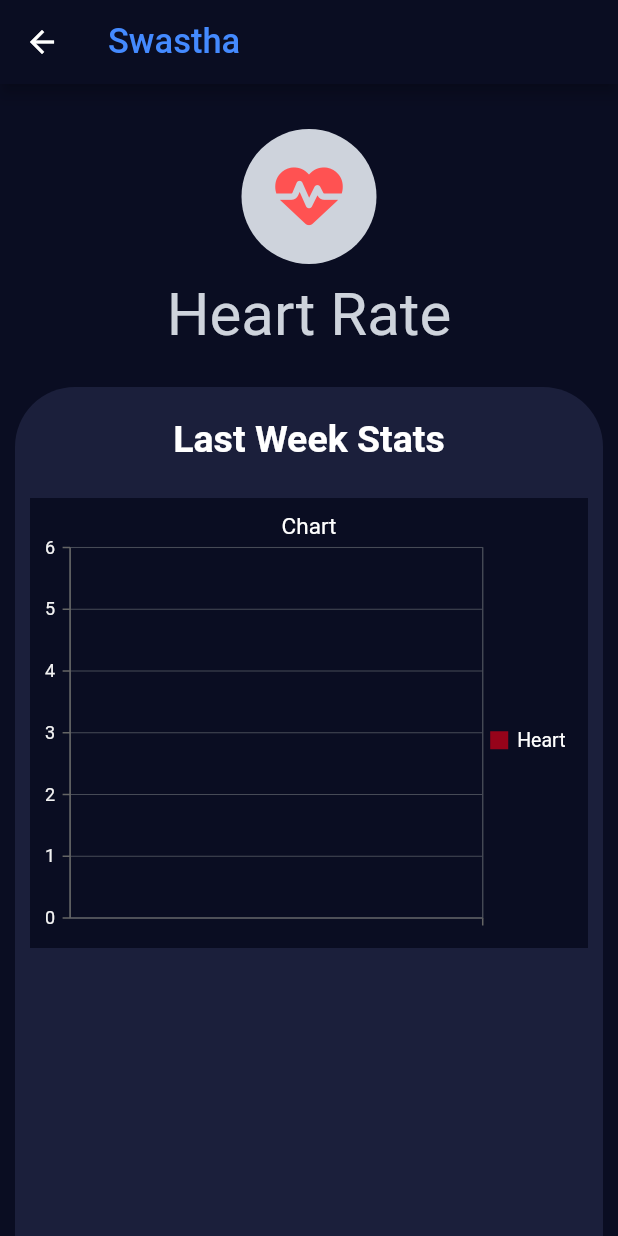
After one commit to ASE-Team-Project/Swastha, a Flutter app: the Dashboard screen opened directly, after a tap on "bpm", on a phone screen of 412 x 824 dp. The commit adds this screen. Run offline on Flutter 3.47's test engine with Material 2 defaults, Android fonts, the phone set to English and light mode, and no system bars; our stand-ins replace animated_text_kit, cached_network_image, cloud_firestore, dio, firebase_auth, firebase_core and 8 more; missing offline and left inert: async_task, compute, flutter_isolate, health; accounts and stored records are empty; network calls fail; Roboto replaces fonts that are missing (FredokaOne, Lobster).

Commit message:
Developed Dashboard drilldown features For Heart Rate

```diff
--- a/lib/dashboard.dart
+++ b/lib/dashboard.dart
@@ -5,6 +5,7 @@ import 'package:flutter/material.dart';
 import 'package:font_awesome_flutter/font_awesome_flutter.dart';
 import 'package:shared_preferences/shared_preferences.dart';
 import 'package:swastha/moreInfo.dart';
+import 'package:swastha/moreInfoHeart.dart';
 import 'package:swastha/moreInfoSleeps.dart';
 import 'package:swastha/moreInfoSpo2.dart';
 import 'package:swastha/moreInfoSteps.dart';
@@ -220,6 +221,56 @@ class _DashboardState extends State<Dashboard> {
     });
   }
 
+  // fetchCalorie() {
+  //   StreamBuilder<QuerySnapshot>(
+  //       stream: FirebaseFirestore.instance
+  //           .collection("data")
+  //           .doc(id)
+  //           .collection(id)
+  //           // .orderBy("timestamp", descending: true)
+  //           // .limit(10)
+  //           .snapshots(),
+  //       builder: (context, snapshot) {
+  //         if (!snapshot.hasData) {
+  //           print("Snapshot is empty");
+  //         } else {
+  //           calorie = snapshot.data!.docs[2]["value"];
+  //           // final values = snapshot.data!.docs.reversed;
+  //           //
+  //           // for (var value in values) {
+  //           //   final message = value.data();
+  //           //   print("from dashboard:" + message.toString());
+  //           // }
+  //
+  //           return Text("");
+  //         }
+  //
+  //         setState(() {
+  //           calorie = snapshot.data!.docs[0]["value"];
+  //         });
+  //         return Text("");
+  //       });
+  // }
+
+  // Future<dynamic> getCalorie() async {
+  //   dynamic val = "";
+  //   final CollectionReference ref =
+  //       FirebaseFirestore.instance.collection("data").doc(id).collection(id);
+  //   // QuerySnapshot snapshot =
+  //   //     await ref.orderBy("timestamp", descending: true).limit(1).get();
+  //   await ref
+  //       .orderBy('timestamp', descending: true)
+  //       .limit(1)
+  //       .get()
+  //       .then((value) async {
+  //     val = value;
+  //   });
+  //
+  //   setState(() {
+  //     calorie = val["value"].toString();
+  //   });
+  //   print("From Dashboard:" + calorie);
+  // }
   //Pull to Refresh
   Future<void> _pullRefresh() async {
     HealthApp healthobj = new HealthApp();
@@ -303,7 +354,14 @@ class _DashboardState extends State<Dashboard> {
                 Row(
                   children: [
                     //Heart Rate Card
-                    Container(
+                    GestureDetector(
+                      onTap: () {
+                        Navigator.push(
+                            context,
+                            MaterialPageRoute(
+                                builder: (context) => MoreInfoHeart()));
+                      },
+                      child: Container(
                         margin: const EdgeInsets.all(10.0),
                         height: 250.0,
                         width: 160.0,
@@ -356,6 +414,7 @@ class _DashboardState extends State<Dashboard> {
                                   fontSize: 18.0, fontWeight: FontWeight.bold),
                             ),
                           ],
+                        ),
                       ),
                     ),
 
--- /dev/null
+++ b/lib/moreInfoHeart.dart
@@ -0,0 +1,224 @@
+import 'package:cloud_firestore/cloud_firestore.dart';
+import 'package:flutter/material.dart';
+import 'package:font_awesome_flutter/font_awesome_flutter.dart';
+import 'package:shared_preferences/shared_preferences.dart';
+import 'profile.dart';
+import 'constants.dart';
+import 'package:syncfusion_flutter_charts/charts.dart';
+import 'package:syncfusion_flutter_charts/sparkcharts.dart';
+
+class MoreInfoHeart extends StatefulWidget {
+  const MoreInfoHeart({Key? key}) : super(key: key);
+
+  @override
+  State<MoreInfoHeart> createState() => _MoreInfoHeartState();
+}
+
+class _MoreInfoHeartState extends State<MoreInfoHeart> {
+  String timeStamp = "";
+  String value = "";
+  int count = 0;
+  late ZoomPanBehavior _zoomPanBehavior;
+
+  List<PastSpo2> heart = [];
+  //
+  // List<PastSpo2> result = <PastSpo2>[]; //Hash Map for the Graph
+  @override
+  void initState() {
+    _zoomPanBehavior = ZoomPanBehavior(
+        zoomMode: ZoomMode.x,
+        enablePanning: true,
+        maximumZoomLevel: 0.5,
+        // Enables pinch zooming
+        enablePinching: true);
+    // TODO: implement initState
+    super.initState();
+    readData();
+  }
+
+  void readData() async {
+    print("readDate");
+    SharedPreferences preferences = await SharedPreferences.getInstance();
+    String id = preferences.getString("id")!;
+    print("id " + id);
+
+    var ref = FirebaseFirestore.instance
+        .collection('data')
+        .doc(id)
+        .collection("BLOOD_OXYGEN");
+
+    DateTime past7days = new DateTime(
+      DateTime.now().year,
+      DateTime.now().month,
+      DateTime.now().day - 7,
+    );
+    String past = past7days.millisecondsSinceEpoch.toString();
+    final last7day = await ref.where("timestamp", isGreaterThan: past).get();
+    List x = [];
+    List y = [];
+    DateTime plottime;
+
+    last7day.docs.forEach((doc) {
+      String date_from = doc["date_from"];
+      String time = date_from.split("T")[1];
+      date_from = date_from.split("T")[0];
+      plottime = DateTime(
+        int.parse(date_from.split("-")[0]),
+        int.parse(date_from.split("-")[1]),
+        int.parse(date_from.split("-")[2]),
+        int.parse(time.split(":")[0]),
+        int.parse(time.split(":")[1]),
+        int.parse(time.split(":")[2].split("})")[0].split(".")[0]),
+        int.parse(time.split(":")[2].split("})")[0].split(".")[0]),
+      );
+      // var formatter =  new pl;
+      print("Plot time " + plottime.toString());
+      x.add(plottime);
+      y.add(double.parse(doc["value"]));
+
+      // setState(() {
+      //   value = double.parse(doc['value']).toString();
+      //   timeStamp = double.parse(doc['date_to']).toString();
+      //   count++;
+      // });
+    });
+
+    for (int i = 0; i < x.length; i++) {
+      // result.add(PastSpo2(x[i].toString(), y[i]));
+      heart.add(PastSpo2(x[i], y[i]));
+      print("x " + x[i].toString());
+      print("y " + y[i].toString());
+      print("result:" + heart[i].toString());
+      setState(() {});
+    }
+    print("result:" + heart[0].toString());
+  }
+
+  String formatter(String label) {
+    return label.split(" ")[0];
+  }
+
+  @override
+  Widget build(BuildContext context) {
+    return Scaffold(
+      backgroundColor: kBackgroundColor,
+      appBar: AppBar(
+        backgroundColor: Color(0xFF0A0D22), //const Color(0xff181C1F),
+        title: const Text(
+          "Swastha",
+          style: TextStyle(
+            fontFamily: "FredokaOne",
+            color: Colors.blueAccent,
+            fontSize: 23.0,
+          ),
+        ),
+      ),
+      body: Column(
+        crossAxisAlignment: CrossAxisAlignment.stretch,
+        children: [
+          SizedBox(
+            height: 30.0,
+          ),
+          const CircleAvatar(
+            radius: 45.0,
+            backgroundColor: Color(0xFFCED3DC),
+            child: FaIcon(
+              FontAwesomeIcons.heartPulse,
+              color: Colors.redAccent,
+              size: 45.0,
+            ),
+          ),
+          const SizedBox(
+            height: 10.0,
+          ),
+          const Center(
+            child: Text(
+              "Heart Rate",
+              style: TextStyle(
+                fontFamily: "Lobster",
+                fontSize: 40.0,
+                color: Color(0xFFCED3DC),
+              ),
+            ),
+          ),
+          const SizedBox(
+            height: 25.0,
+          ),
+          Expanded(
+            child: Container(
+              margin: EdgeInsets.symmetric(horizontal: 10.0),
+              height: 300.0,
+              decoration: const BoxDecoration(
+                color: Color(0xFF1B1F3B), //Color(0xFF0A1128),
+                borderRadius: BorderRadius.only(
+                  topLeft: Radius.circular(40.0),
+                  topRight: Radius.circular(40.0),
+                ),
+              ),
+              child: Column(
+                children: [
+                  const SizedBox(
+                    height: 20.0,
+                  ),
+                  const Text(
+                    "Last Week Stats",
+                    style:
+                        TextStyle(fontSize: 25.0, fontWeight: FontWeight.bold),
+                  ),
+                  const SizedBox(
+                    height: 15.0,
+                  ),
+
+                  //Chart Part
+                  Container(
+                    margin:
+                        EdgeInsets.symmetric(horizontal: 10.0, vertical: 10.0),
+                    child: SfCartesianChart(
+                      zoomPanBehavior: _zoomPanBehavior,
+                      borderColor: Color(0xFFFAA916),
+                      backgroundColor: Color(0xFF0A0D22), //Color(0xFFEFEFF0),
+                      // zoomPanBehavior: ZoomPanBehavior(
+                      //   enablePanning: true,
+                      // ),
+                      //borderWidth: 15,
+                      // primaryXAxis: CategoryAxis(
+                      //     autoScrollingMode: AutoScrollingMode.start,),
+                      primaryXAxis: CategoryAxis(
+                        // autoScrollingDelta: 10,
+                        autoScrollingMode: AutoScrollingMode.start,
+                      ),
+                      title: ChartTitle(
+                        text: "Chart",
+                      ),
+                      legend: Legend(
+                        isVisible: true,
+                      ),
+                      tooltipBehavior: TooltipBehavior(enable: true),
+                      series: <ChartSeries>[
+                        ScatterSeries<PastSpo2, DateTime>(
+                          dataSource: heart,
+                          color: Color(0xFF96031A),
+                          xValueMapper: (PastSpo2 Spo2, _) => Spo2.date,
+                          yValueMapper: (PastSpo2 Spo2, _) => Spo2.value_daily,
+                          name: 'Heart',
+                          dataLabelSettings: DataLabelSettings(isVisible: true),
+                        ),
+                      ],
+                    ),
+                  ),
+                ],
+              ),
+            ),
+          ),
+        ],
+      ),
+    );
+  }
+}
+
+class PastSpo2 {
+  final DateTime date;
+  final double value_daily;
+
+  PastSpo2(this.date, this.value_daily);
+}
```
Lines whose indentation alone changed are shown as unchanged.
